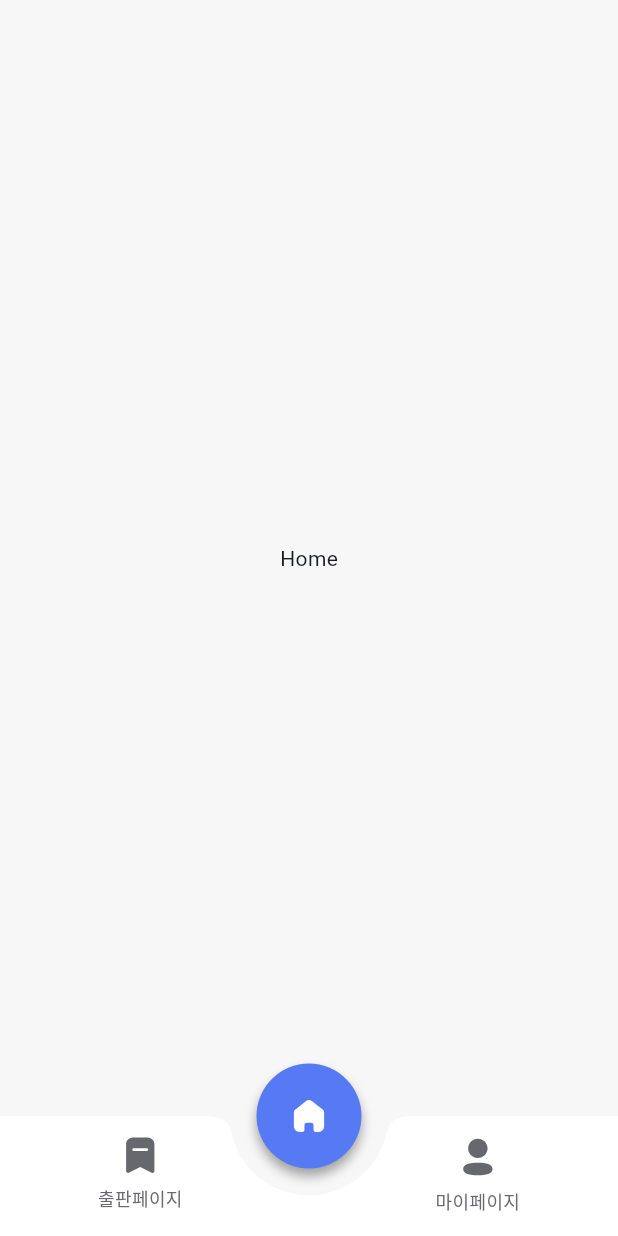
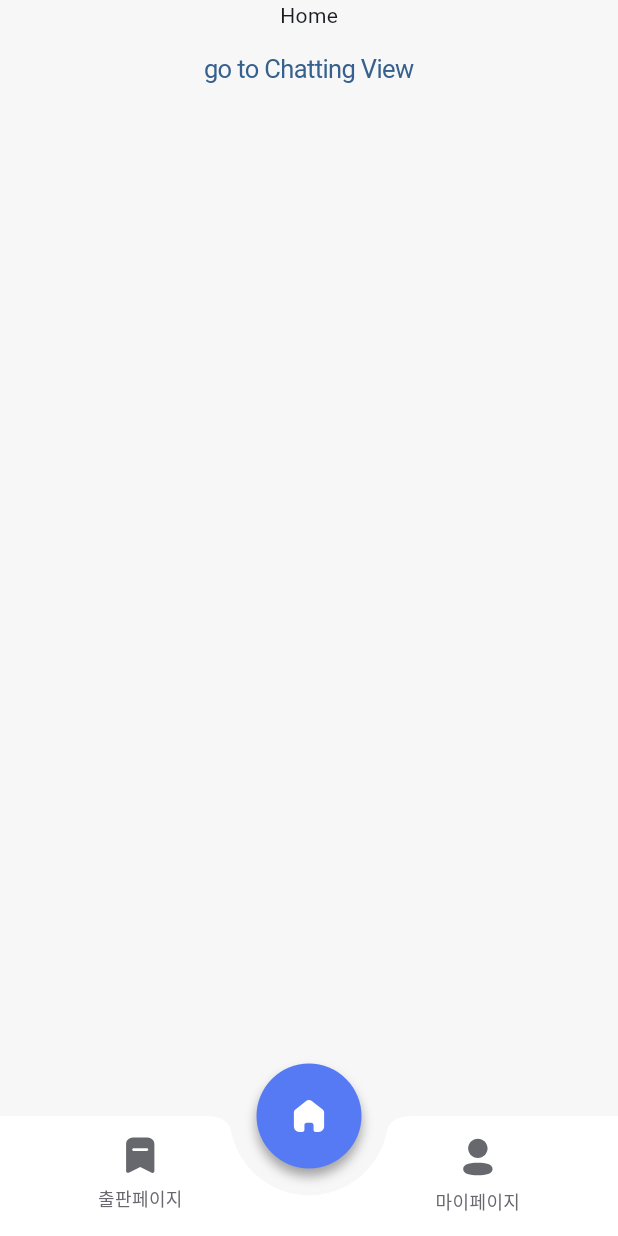
Before and after one commit to life-librarians/life-bookshelf-client, a Flutter app: the screen it shows after launch, on a phone screen of 412 x 824 dp. Run offline on Flutter 3.47's test engine with Material 3 defaults, Android fonts, the phone set to English and light mode, and no system bars; our stand-ins replace flutter_dotenv, flutter_native_splash, flutter_svg, get; Roboto replaces fonts that are missing (Pretendard).

Commit message:
feat/#2: Add Chatting Screen

```diff
--- a/lib/bindings/root_binding.dart
+++ b/lib/bindings/root_binding.dart
@@ -1,8 +1,10 @@
 import 'package:get/get.dart';
+import 'package:life_bookshelf/viewModels/chatting/chatting_viewmodel.dart';
 import 'package:life_bookshelf/viewModels/home/home_viewmodel.dart';
 import 'package:life_bookshelf/viewModels/mypage/mypage_viewmodel.dart';
 import 'package:life_bookshelf/viewModels/publish/publish_viewmodel.dart';
 import 'package:life_bookshelf/viewModels/root/root_viewmodel.dart';
+import 'package:life_bookshelf/views/chatting/chatting_screen.dart';
 
 class RootBinding extends Bindings {
   @override
@@ -14,5 +16,6 @@ class RootBinding extends Bindings {
     Get.put(HomeViewModel());
     Get.put(MypageViewModel());
     Get.put(PublishViewModel());
+    Get.put(ChattingViewModel());
   }
 }
--- a/lib/utilities/color_system.dart
+++ b/lib/utilities/color_system.dart
@@ -14,6 +14,7 @@ class _General {
   const _General();
 
   final Color white = ColorSystem.white;
+  final Color mainBlue = ColorSystem.mainBlue;
 }
 
 class _Screen {
--- /dev/null
+++ b/lib/viewModels/chatting/chatting_viewmodel.dart
@@ -0,0 +1,3 @@
+import 'package:get/get.dart';
+
+class ChattingViewModel extends GetxController {}
--- /dev/null
+++ b/lib/views/chatting/chatting_screen.dart
@@ -0,0 +1,14 @@
+import 'package:flutter/material.dart';
+import 'package:life_bookshelf/viewModels/chatting/chatting_viewmodel.dart';
+import 'package:life_bookshelf/views/base/base_screen.dart';
+
+class ChattingScreen extends BaseScreen<ChattingViewModel> {
+  const ChattingScreen({super.key});
+
+  @override
+  Widget buildBody(BuildContext context) {
+    return const Center(
+      child: Text("Chatting"),
+    );
+  }
+}
--- a/lib/views/home/home_screen.dart
+++ b/lib/views/home/home_screen.dart
@@ -1,14 +1,27 @@
+import 'package:flutter/cupertino.dart';
 import 'package:flutter/material.dart';
 import 'package:life_bookshelf/viewModels/home/home_viewmodel.dart';
 import 'package:life_bookshelf/views/base/base_screen.dart';
+import 'package:get/get.dart';
+import 'package:life_bookshelf/views/chatting/chatting_screen.dart';
 
 class HomeScreen extends BaseScreen<HomeViewModel> {
   const HomeScreen({super.key});
 
   @override
   Widget buildBody(BuildContext context) {
-    return const Center(
-      child: Text("Home"),
+    return Center(
+      child: Column(
+        children: [
+          const Text("Home"),
+          CupertinoButton(
+            child: const Text("go to Chatting View"),
+            onPressed: () {
+              Get.to(() => const ChattingScreen());
+            },
+          ),
+        ],
+      ),
     );
   }
 }
--- a/lib/views/root/root_screen.dart
+++ b/lib/views/root/root_screen.dart
@@ -1,6 +1,7 @@
 import 'package:flutter/material.dart';
 import 'package:flutter_svg/svg.dart';
 import 'package:get/get.dart';
+import 'package:life_bookshelf/views/chatting/chatting_screen.dart';
 import 'package:life_bookshelf/views/home/home_screen.dart';
 import 'package:life_bookshelf/views/mypage/mypage_screen.dart';
 import 'package:life_bookshelf/views/publish/publish_screen.dart';
@@ -25,6 +26,7 @@ class RootScreen extends BaseScreen<RootViewModel> {
           HomeScreen(),
           PublishScreen(),
           MypageScreen(),
+          ChattingScreen(),
         ],
       ),
     );
```
Also changed, not shown: lib/views/chatting/chatBubble.dart (added, +63 -0 lines).
